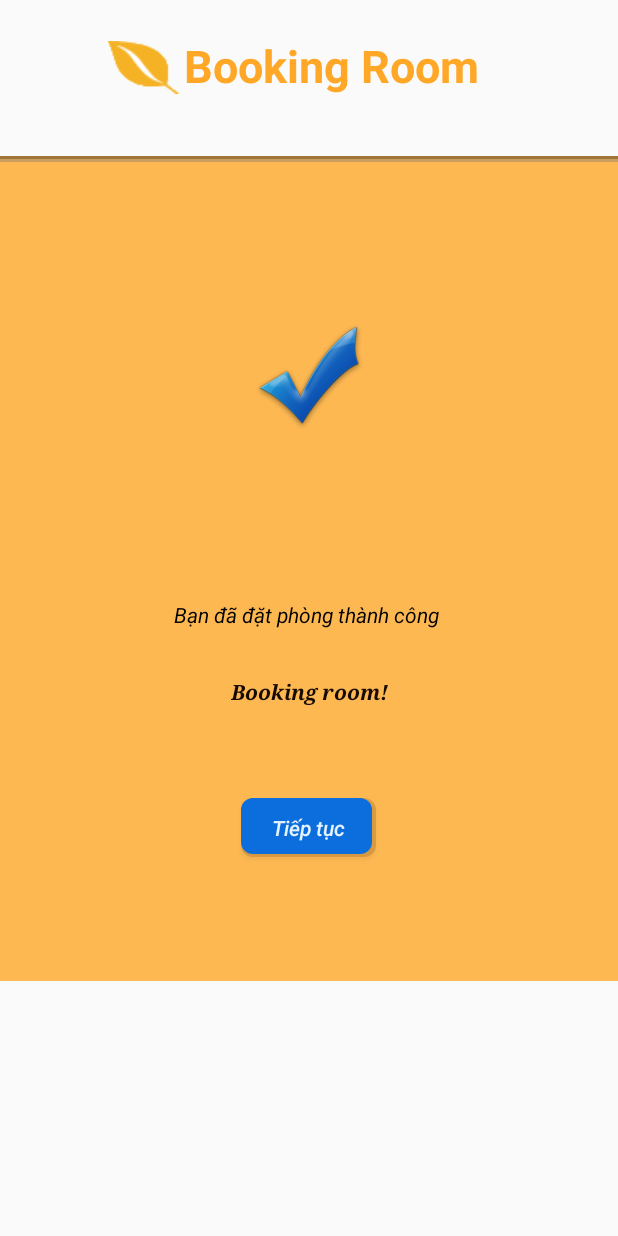
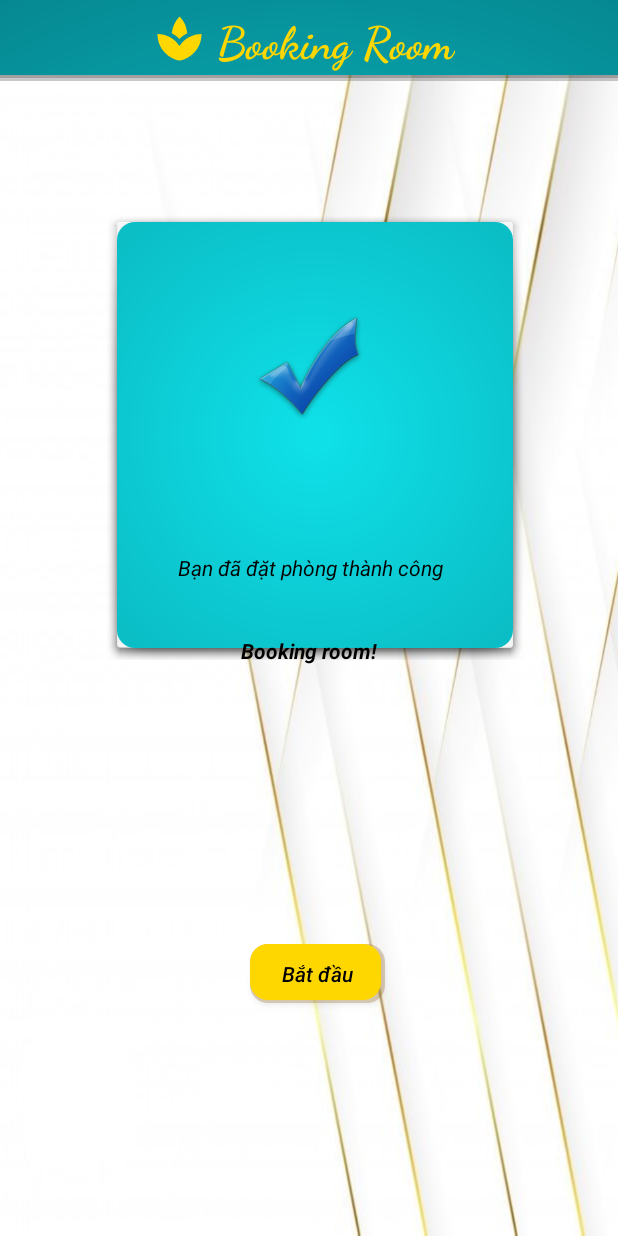
Before and after one commit to kudohdtt/bookingroom-v3, an Android app: the comfim screen opened directly, with no data from a screen before it, on a phone screen of 412 x 824 dp. Run offline under Robolectric (Android 15) with nearby library versions, the phone set to English and light mode, and no system bars.

Commit message:
update UI

```diff
--- a/MyFirstApp/app/src/main/res/layout/activity_comfim.xml
+++ b/MyFirstApp/app/src/main/res/layout/activity_comfim.xml
@@ -4,30 +4,32 @@
     android:layout_width="match_parent"
     android:layout_height="match_parent"
     xmlns:tools="http://schemas.android.com/tools"
-    tools:context=".timkiemkhachsan.comfim">
+    tools:context=".timkiemkhachsan.comfim"
+    android:background="@drawable/backgroundtest">
+
 
     <ImageView
         android:id="@+id/imageView8"
-        android:layout_width="48dp"
+        android:layout_width="35dp"
         android:layout_height="35dp"
-        android:layout_marginStart="72dp"
-        android:layout_marginTop="27dp"
+        android:layout_marginStart="102dp"
+        android:layout_marginTop="8dp"
         app:layout_constraintStart_toStartOf="parent"
         app:layout_constraintTop_toTopOf="parent"
-        app:srcCompat="@drawable/chiela"
+        android:background="@drawable/bieutuong"
         tools:layout_editor_absoluteX="27dp" />
 
     <TextView
         android:id="@+id/textView"
         android:layout_width="wrap_content"
         android:layout_height="wrap_content"
-        android:layout_marginTop="23dp"
+        android:layout_marginTop="5dp"
         android:text="@string/booking_room"
         android:textAppearance="@style/TextAppearance.AppCompat.Body1"
-        android:textColor="#FFA726"
+        android:textColor="#ffd700"
         android:textColorHighlight="#FFFFFF"
         android:textSize="30sp"
-        android:textStyle="bold"
+        android:fontFamily="@font/dancing_script_bold"
         app:layout_constraintHorizontal_bias="0.57"
         app:layout_constraintLeft_toLeftOf="parent"
         app:layout_constraintRight_toRightOf="parent"
@@ -36,14 +38,17 @@
     <FrameLayout
         android:id="@+id/text"
         android:layout_width="415dp"
-        android:layout_height="550dp"
-        android:layout_marginTop="104dp"
-        android:foreground="#CAFFA726"
+        android:layout_height="match_parent"
+        android:background="@drawable/backgroundchinh"
         app:layout_constraintEnd_toEndOf="parent"
+        app:layout_constraintHorizontal_bias="0.0"
         app:layout_constraintLeft_toLeftOf="parent"
         app:layout_constraintRight_toRightOf="parent"
         app:layout_constraintStart_toStartOf="parent"
-        app:layout_constraintTop_toTopOf="parent" />
+        app:layout_constraintTop_toTopOf="parent"
+        android:layout_marginTop="50dp"
+        app:layout_constraintVertical_bias="0.450" />
+
     <View
         android:id="@+id/line_2"
         android:layout_width="match_parent"
@@ -59,11 +64,24 @@
         android:background="#66131313"
         app:layout_constraintTop_toTopOf="@+id/text" />
 
+
+    <FrameLayout
+        android:id="@+id/frameLayoutCheckin3"
+        android:layout_width="280dp"
+        android:layout_height="300dp"
+        android:layout_marginTop="140dp"
+        android:layout_marginLeft="70dp"
+        android:background="@drawable/backgroundtest2"
+        app:layout_constraintStart_toStartOf="parent"
+        app:layout_constraintTop_toTopOf="parent">
+
+    </FrameLayout>
+
     <TextView
         android:id="@+id/textView6"
         android:layout_width="wrap_content"
         android:layout_height="wrap_content"
-        android:text="Bạn đã đặt phòng thành công "
+        android:text="Bạn đã đặt phòng thành công"
         android:textColor="#000000"
         android:textStyle="italic"
         app:layout_constraintBottom_toBottomOf="parent"
@@ -78,9 +96,8 @@
         android:layout_width="wrap_content"
         android:layout_height="wrap_content"
         android:text="Booking room!"
-        android:fontFamily="serif"
+        android:textColor="#000000"
         android:textStyle="bold|italic"
-        android:textColor="#170B01"
         app:layout_constraintBottom_toBottomOf="parent"
         app:layout_constraintEnd_toEndOf="parent"
         app:layout_constraintStart_toStartOf="parent"
@@ -104,17 +121,17 @@
         android:id="@+id/btTieptuc"
         android:layout_width="90dp"
         android:layout_height="39dp"
-        android:background="@drawable/bobutton"
-        android:text="Tiếp tục"
+        android:background="@drawable/buttontest"
+        android:text="Bắt đầu"
         android:textAllCaps="false"
-        android:textColor="#e5f3fd"
+        android:textColor="#000000"
         android:textSize="14sp"
         android:textStyle="italic"
         app:layout_constraintBottom_toBottomOf="@+id/text"
         app:layout_constraintHorizontal_bias="0.498"
-        app:layout_constraintLeft_toLeftOf="parent"
+        android:layout_margin="155dp"
         app:layout_constraintRight_toRightOf="parent"
-        app:layout_constraintTop_toTopOf="@+id/text"
+
         app:layout_constraintVertical_bias="0.838" />
 
 
@@ -123,6 +140,6 @@
         android:layout_width="wrap_content"
         android:layout_height="wrap_content"
         android:orientation="horizontal"
-        app:layout_constraintGuide_end="583dp" />
+        app:layout_constraintGuide_percent="0.20383038" />
 
 </androidx.constraintlayout.widget.ConstraintLayout>
--- a/MyFirstApp/app/src/main/res/layout/activity_ketquatimkiem.xml
+++ b/MyFirstApp/app/src/main/res/layout/activity_ketquatimkiem.xml
@@ -6,7 +6,7 @@
     tools:context=".timkiemkhachsan.hotelResult"
     android:layout_width="match_parent"
     android:layout_height="match_parent"
-    android:background="#EFECEC"
+    android:background="@drawable/backgroundchinh"
 
     >
 
--- a/MyFirstApp/app/src/main/res/layout/activity_main3.xml
+++ b/MyFirstApp/app/src/main/res/layout/activity_main3.xml
@@ -97,7 +97,7 @@
         android:layout_height="wrap_content"
         android:text="Booking room!"
         android:textColor="#000000"
-        android:textStyle="bold"
+        android:textStyle="bold|italic"
         app:layout_constraintBottom_toBottomOf="parent"
         app:layout_constraintEnd_toEndOf="parent"
         app:layout_constraintStart_toStartOf="parent"
```
Also changed, not shown: MyFirstApp/app/src/main/res/layout/activity_order_detail.xml (+14 -11 lines), MyFirstApp/app/src/main/res/layout/hotel_ordered.xml (+7 -5 lines).
